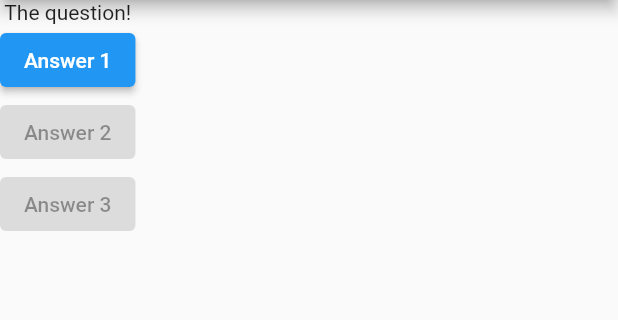
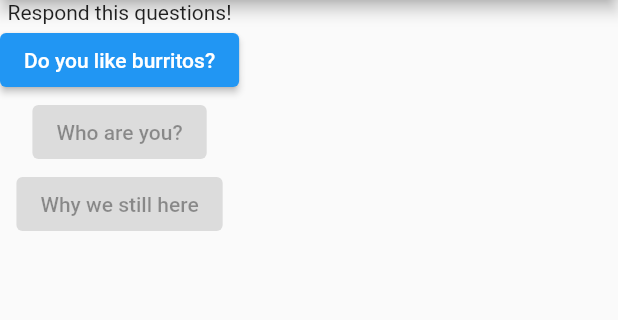
Before and after one commit to Quack-s-Emporium/LearningFlutter, a Flutter app: the screen it shows after launch, on a phone screen of 412 x 824 dp, the part 84-404 px from its top. Run offline on Flutter 3.47's test engine with Material 2 defaults, Android fonts, the phone set to English and light mode, and no system bars.

Commit message:
First commit
Learning an introduction about Flutter Widgets

```diff
--- a/lib/main.dart
+++ b/lib/main.dart
@@ -20,17 +20,17 @@ class MyApp extends StatelessWidget {
           backgroundColor: Color.fromARGB(255, 153, 32, 32),
         ),
         body: Column(children: [
-          Text('The question!'),
+          Text('Respond this questions!'),
           ElevatedButton(
-            child: Text('Answer 1'),
+            child: Text('Do you like burritos?'),
             onPressed: () {},
           ),
           ElevatedButton(
-            child: Text('Answer 2'),
+            child: Text('Who are you?'),
             onPressed: null,
           ),
           ElevatedButton(
-            child: Text('Answer 3'),
+            child: Text('Why we still here'),
             onPressed: null,
           ),
         ]),
```
